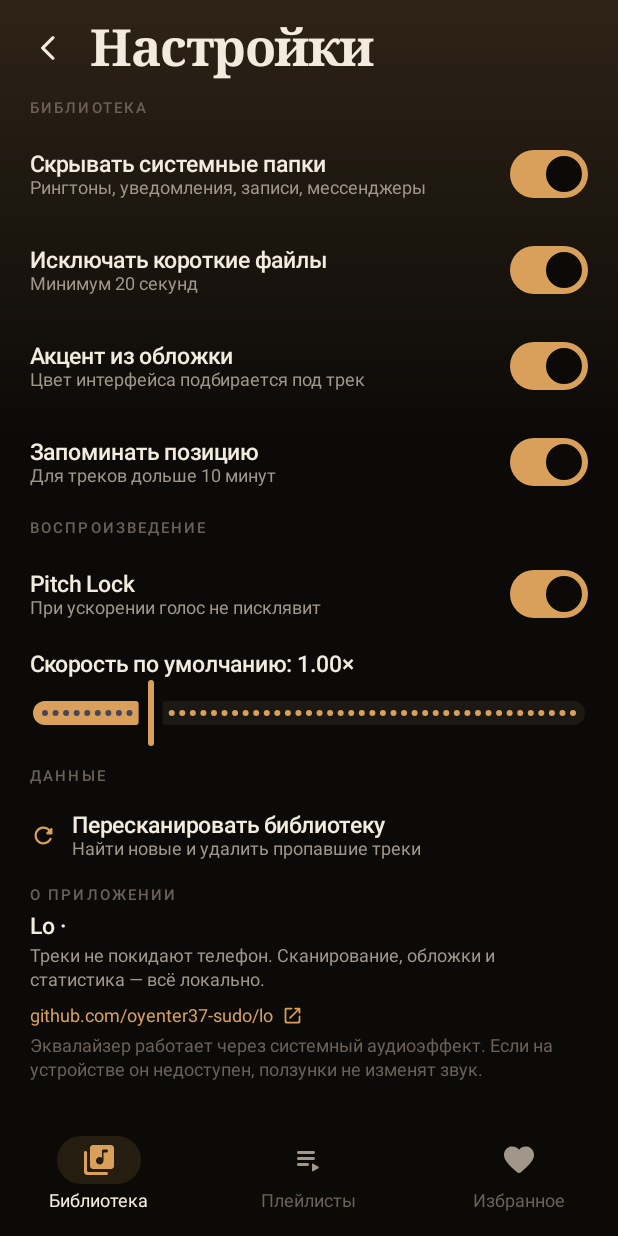
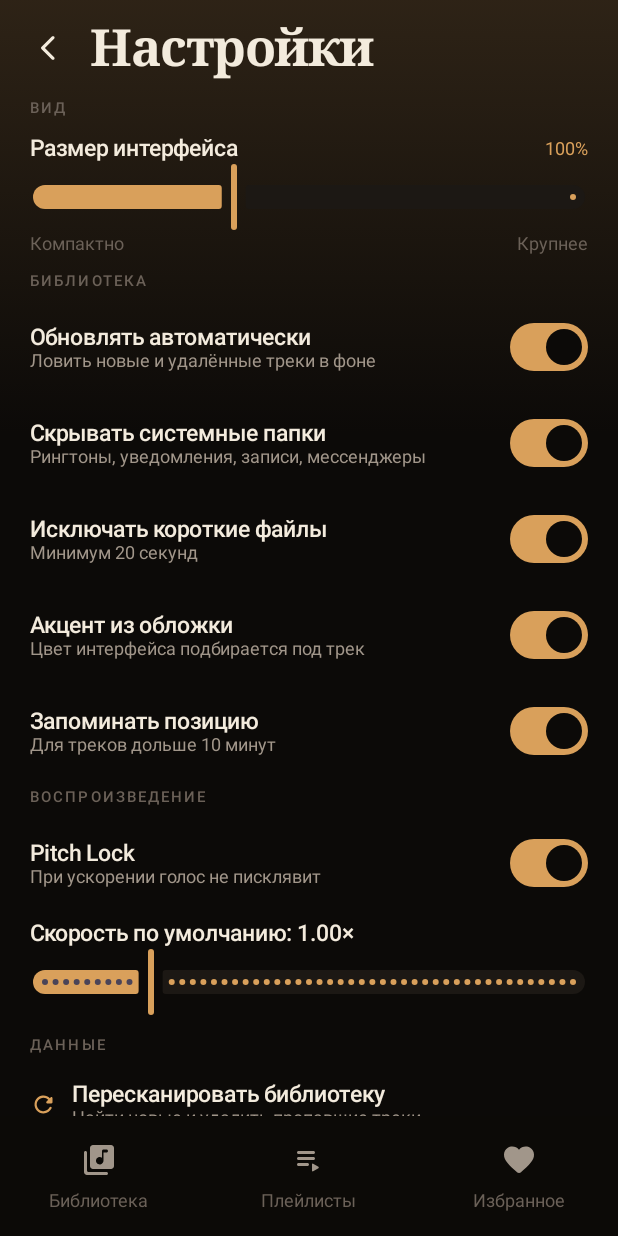
Before and after one commit to oyenter37-sudo/lo, an Android app built with Jetpack Compose: the screen it shows after launch (MainActivity), after a tap on "Настройки", on a phone screen of 412 x 824 dp. Run offline under Robolectric (Android 15) with nearby library versions, the phone set to English and light mode, and no system bars; pictures from the network do not load; 6 statements that could not run were skipped.

Commit message:
fix: вкладки закрывают настройки, защита скорости, логгер крашей, масштаб интерфейса, NEW-бейдж, инфо о треке

```diff
--- a/app/src/main/java/com/oyenter/lo/MainActivity.kt
+++ b/app/src/main/java/com/oyenter/lo/MainActivity.kt
@@ -8,6 +8,8 @@ import androidx.activity.ComponentActivity
 import androidx.activity.compose.setContent
 import androidx.activity.enableEdgeToEdge
 import androidx.activity.result.contract.ActivityResultContracts
+import androidx.lifecycle.compose.collectAsStateWithLifecycle
+import com.oyenter.lo.data.Settings
 import com.oyenter.lo.ui.AppRoot
 import com.oyenter.lo.ui.theme.LoTheme
 
@@ -27,9 +29,11 @@ class MainActivity : ComponentActivity() {
     override fun onCreate(savedInstanceState: Bundle?) {
         super.onCreate(savedInstanceState)
         enableEdgeToEdge()
+        val app = application as LoApp
         setContent {
-            LoTheme {
-                AppRoot(application as LoApp)
+            val settings by app.prefs.settings.collectAsStateWithLifecycle(initialValue = Settings())
+            LoTheme(scale = settings.uiScale) {
+                AppRoot(app)
             }
         }
         askPermissions()
--- a/app/src/main/java/com/oyenter/lo/data/LibraryRepository.kt
+++ b/app/src/main/java/com/oyenter/lo/data/LibraryRepository.kt
@@ -103,11 +103,11 @@ class LibraryRepository(
 
     /** Быстрый досинк, вызывается при возврате в приложение. */
     fun onResume() {
-        if (hasPermission()) refresh()
+        if (hasPermission() && settings.autoUpdate) refresh()
     }
 
     private fun requestSync() {
-        if (!hasPermission()) return
+        if (!hasPermission() || !settings.autoUpdate) return
         scope.launch {
             kotlinx.coroutines.delay(1200)
             refresh()
@@ -115,6 +115,7 @@ class LibraryRepository(
     }
 
     fun refresh(force: Boolean = false) {
+        if (!force && !settings.autoUpdate) return
         if (!hasPermission()) {
             _permission.value = false
             _tracks.value = emptyList()
--- a/app/src/main/java/com/oyenter/lo/data/Prefs.kt
+++ b/app/src/main/java/com/oyenter/lo/data/Prefs.kt
@@ -30,6 +30,7 @@ data class Settings(
     val resumeLongTracks: Boolean = true,
     val autoUpdate: Boolean = true,
     val showNewDays: Int = 7,
+    val uiScale: Float = 1f,
 )
 
 class Prefs(private val ctx: Context) {
@@ -49,6 +50,7 @@ class Prefs(private val ctx: Context) {
         val resumeLong = booleanPreferencesKey("resume_long")
         val autoUpdate = booleanPreferencesKey("auto_update")
         val showNewDays = intPreferencesKey("show_new_days")
+        val uiScale = floatPreferencesKey("ui_scale")
     }
 
     val settings: Flow<Settings> = ctx.loStore.data.map { it.toSettings() }
@@ -78,6 +80,7 @@ class Prefs(private val ctx: Context) {
             resumeLongTracks = this[K.resumeLong] ?: true,
             autoUpdate = this[K.autoUpdate] ?: true,
             showNewDays = this[K.showNewDays] ?: 7,
+            uiScale = this[K.uiScale] ?: 1f,
         )
     }
 
@@ -96,6 +99,7 @@ class Prefs(private val ctx: Context) {
         this[K.resumeLong] = s.resumeLongTracks
         this[K.autoUpdate] = s.autoUpdate
         this[K.showNewDays] = s.showNewDays
+        this[K.uiScale] = s.uiScale
     }
 
     companion object {
--- a/app/src/main/java/com/oyenter/lo/playback/PlayerController.kt
+++ b/app/src/main/java/com/oyenter/lo/playback/PlayerController.kt
@@ -185,7 +185,8 @@ class PlayerController(private val app: Context) {
 
     private fun applyParams() {
         val (sp, pitch) = Prefs.applyPitch(speed, pitchSemi, pitchLock)
-        controller?.playbackParameters = PlaybackParameters(sp, pitch)
+        runCatching { controller?.playbackParameters = PlaybackParameters(sp, pitch) }
+            .onFailure { android.util.Log.w("Lo", "cannot apply playback params", it) }
     }
 
     // ---------- sleep timer ----------
--- a/app/src/main/java/com/oyenter/lo/ui/AppRoot.kt
+++ b/app/src/main/java/com/oyenter/lo/ui/AppRoot.kt
@@ -124,17 +124,20 @@ fun AppRoot(app: LoApp) {
                         )
                     }
                     NavigationBar(containerColor = Bg.copy(alpha = 0.94f), tonalElevation = 0.dp) {
-                        NavItem("Библиотека", Icons.Rounded.LibraryMusic, tab == 0) {
+                        NavItem("Библиотека", Icons.Rounded.LibraryMusic, tab == 0 && !settingsOpen) {
                             tab = 0
                             detail = null
+                            settingsOpen = false
                         }
-                        NavItem("Плейлисты", Icons.Rounded.PlaylistPlay, tab == 1) {
+                        NavItem("Плейлисты", Icons.Rounded.PlaylistPlay, tab == 1 && !settingsOpen) {
                             tab = 1
                             detail = null
+                            settingsOpen = false
                         }
-                        NavItem("Избранное", Icons.Rounded.Favorite, tab == 2) {
+                        NavItem("Избранное", Icons.Rounded.Favorite, tab == 2 && !settingsOpen) {
                             tab = 2
                             detail = null
+                            settingsOpen = false
                         }
                     }
                 }
--- a/app/src/main/java/com/oyenter/lo/ui/LibraryScreen.kt
+++ b/app/src/main/java/com/oyenter/lo/ui/LibraryScreen.kt
@@ -36,6 +36,7 @@ import androidx.compose.material.icons.rounded.Folder
 import androidx.compose.material.icons.rounded.PlayArrow
 import androidx.compose.material.icons.rounded.Refresh
 import androidx.compose.material.icons.rounded.Search
+import androidx.compose.material.icons.rounded.Shuffle
 import androidx.compose.material.icons.rounded.Settings
 import androidx.compose.material.icons.rounded.Sort
 import androidx.compose.material3.CircularProgressIndicator
@@ -102,6 +103,7 @@ fun LibraryScreen(
             totalCount = totalCount,
             syncing = syncing,
             onSearch = { searchOpen = !searchOpen },
+            onShuffle = { vm.playShuffled(tracks) },
             onSettings = onOpenSettings,
         )
 
@@ -213,7 +215,13 @@ fun LibraryScreen(
 }
 
 @Composable
-private fun LibraryHeader(totalCount: Int, syncing: Boolean, onSearch: () -> Unit, onSettings: () -> Unit) {
+private fun LibraryHeader(
+    totalCount: Int,
+    syncing: Boolean,
+    onSearch: () -> Unit,
+    onShuffle: () -> Unit,
+    onSettings: () -> Unit,
+) {
     Row(
         modifier = Modifier
             .fillMaxWidth()
@@ -247,6 +255,9 @@ private fun LibraryHeader(totalCount: Int, syncing: Boolean, onSearch: () -> Uni
                 strokeWidth = 2.dp,
             )
             Spacer(Modifier.width(8.dp))
+        }
+        IconButton(onClick = onShuffle) {
+            Icon(Icons.Rounded.Shuffle, contentDescription = "Вперемешку", tint = Muted)
         }
         IconButton(onClick = onSearch) {
             Icon(Icons.Rounded.Search, contentDescription = "Поиск", tint = Ink)
--- a/app/src/main/java/com/oyenter/lo/ui/SettingsScreen.kt
+++ b/app/src/main/java/com/oyenter/lo/ui/SettingsScreen.kt
@@ -65,7 +65,39 @@ fun SettingsScreen(vm: AppVm, settings: Settings, onBack: () -> Unit) {
             Text("Настройки", style = MaterialTheme.typography.displayMedium, color = Ink)
         }
 
+        SectionLabel("Вид")
+        Column(Modifier.padding(horizontal = 20.dp, vertical = 6.dp)) {
+            var uiScale by androidx.compose.runtime.remember(settings.uiScale) {
+                androidx.compose.runtime.mutableFloatStateOf(settings.uiScale)
+            }
+            Row(verticalAlignment = Alignment.CenterVertically) {
+                Text("Размер интерфейса", style = MaterialTheme.typography.titleMedium, color = Ink, modifier = Modifier.weight(1f))
+                Text("${(uiScale * 100).toInt()}%", style = MaterialTheme.typography.bodySmall, color = Amber)
+            }
+            Slider(
+                value = uiScale,
+                onValueChange = { uiScale = it },
+                onValueChangeFinished = { vm.setUiScale(uiScale) },
+                valueRange = 0.8f..1.35f,
+                colors = SliderDefaults.colors(
+                    thumbColor = Amber,
+                    activeTrackColor = Amber,
+                    inactiveTrackColor = Surface2,
+                ),
+            )
+            Row {
+                Text("Компактно", style = MaterialTheme.typography.bodySmall, color = Faint, modifier = Modifier.weight(1f))
+                Text("Крупнее", style = MaterialTheme.typography.bodySmall, color = Faint)
+            }
+        }
+
         SectionLabel("Библиотека")
+        SettingRow(
+            title = "Обновлять автоматически",
+            subtitle = "Ловить новые и удалённые треки в фоне",
+            checked = settings.autoUpdate,
+            onChange = vm::setAutoUpdate,
+        )
         SettingRow(
             title = "Скрывать системные папки",
             subtitle = "Рингтоны, уведомления, записи, мессенджеры",
--- a/app/src/main/java/com/oyenter/lo/ui/theme/Theme.kt
+++ b/app/src/main/java/com/oyenter/lo/ui/theme/Theme.kt
@@ -4,7 +4,10 @@ import androidx.compose.material3.MaterialTheme
 import androidx.compose.material3.Typography
 import androidx.compose.material3.darkColorScheme
 import androidx.compose.runtime.Composable
+import androidx.compose.runtime.CompositionLocalProvider
 import androidx.compose.ui.graphics.Color
+import androidx.compose.ui.platform.LocalDensity
+import androidx.compose.ui.unit.Density
 import androidx.compose.ui.text.TextStyle
 import androidx.compose.ui.text.font.FontFamily
 import androidx.compose.ui.text.font.FontWeight
@@ -107,6 +110,12 @@ private val typography = Typography().run {
 }
 
 @Composable
-fun LoTheme(content: @Composable () -> Unit) {
-    MaterialTheme(colorScheme = scheme, typography = typography, content = content)
+fun LoTheme(scale: Float = 1f, content: @Composable () -> Unit) {
+    val base = LocalDensity.current
+    val safe = scale.coerceIn(0.8f, 1.35f)
+    CompositionLocalProvider(
+        LocalDensity provides Density(base.density * safe, base.fontScale),
+    ) {
+        MaterialTheme(colorScheme = scheme, typography = typography, content = content)
+    }
 }
```
Also changed, not shown: app/src/main/java/com/oyenter/lo/LoApp.kt (+31 -0 lines), app/src/main/java/com/oyenter/lo/ui/AppVm.kt (+14 -0 lines), app/src/main/java/com/oyenter/lo/ui/Sheets.kt (+26 -0 lines), app/src/main/java/com/oyenter/lo/ui/components/Common.kt (+15 -0 lines).
